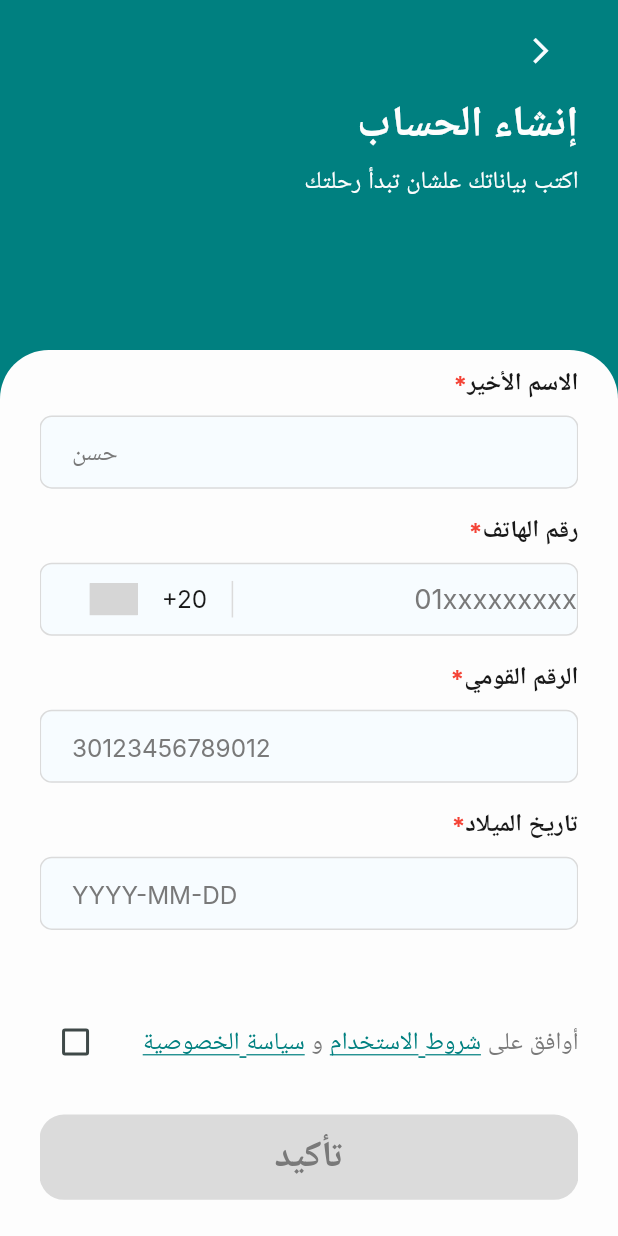
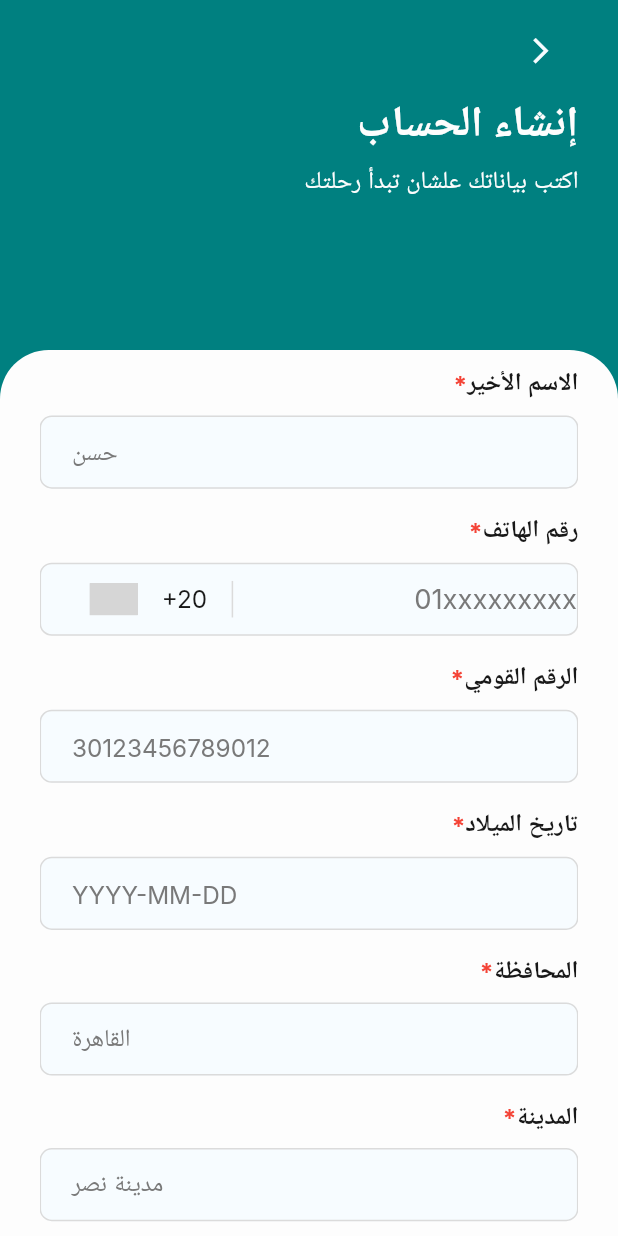
Before and after one commit to Jameya-org/jameya-flutter, a Flutter app: the CreateAccountView screen opened by its route, scrolled down 120 dp, on a phone screen of 412 x 824 dp. Run offline on Flutter 3.47's test engine with Material 3 defaults, Android fonts, the phone set to English and light mode, and no system bars; drawn by our look-alikes of country_code_picker; our stand-ins replace dio, email_validator, file_picker, flutter_bloc, flutter_screenutil, flutter_secure_storage and 5 more; accounts and stored records are empty; Roboto replaces fonts that are missing (Inter); grey boxes are pictures that could not be loaded.

Commit message:
feat(create-account): add address fields to account creation form and update validation

```diff
--- a/lib/features/auth/presentation/views/create_account_view.dart
+++ b/lib/features/auth/presentation/views/create_account_view.dart
@@ -31,6 +31,9 @@ class _CreateAccountViewState extends State<CreateAccountView> {
   String countryCode = '+20';
   final nationalIdController = TextEditingController();
   final birthDateController = TextEditingController();
+  final governorateController = TextEditingController();
+  final cityController = TextEditingController();
+  final streetAddressController = TextEditingController();
 
   bool _acceptedTerms = false;
   bool _isButtonEnabled = false;
@@ -44,6 +47,9 @@ class _CreateAccountViewState extends State<CreateAccountView> {
     phoneController.addListener(_validateForm);
     nationalIdController.addListener(_validateForm);
     birthDateController.addListener(_validateForm);
+    governorateController.addListener(_validateForm);
+    cityController.addListener(_validateForm);
+    streetAddressController.addListener(_validateForm);
   }
 
   void _validateForm() {
@@ -53,6 +59,9 @@ class _CreateAccountViewState extends State<CreateAccountView> {
         phoneController.text.length == 11 &&
         nationalIdController.text.length == 14 &&
         birthDateController.text.isNotEmpty &&
+        governorateController.text.trim().isNotEmpty &&
+        cityController.text.trim().isNotEmpty &&
+        streetAddressController.text.trim().isNotEmpty &&
         _acceptedTerms;
 
     setState(() {
@@ -67,6 +76,9 @@ class _CreateAccountViewState extends State<CreateAccountView> {
     phoneController.dispose();
     nationalIdController.dispose();
     birthDateController.dispose();
+    governorateController.dispose();
+    cityController.dispose();
+    streetAddressController.dispose();
     super.dispose();
   }
 
@@ -137,6 +149,24 @@ class _CreateAccountViewState extends State<CreateAccountView> {
                           readOnly: true,
                           onTap: _selectDate,
                         ),
+                        SizedBox(height: 16.h),
+                        LabeledTextField(
+                          label: 'المحافظة',
+                          controller: governorateController,
+                          hintText: 'القاهرة',
+                        ),
+                        SizedBox(height: 16.h),
+                        LabeledTextField(
+                          label: 'المدينة',
+                          controller: cityController,
+                          hintText: 'مدينة نصر',
+                        ),
+                        SizedBox(height: 16.h),
+                        LabeledTextField(
+                          label: 'العنوان بالتفصيل',
+                          controller: streetAddressController,
+                          hintText: 'شارع الطيران، العمارة 15',
+                        ),
                         SizedBox(height: 50.h),
                         TermsCheckbox(
                           value: _acceptedTerms,
@@ -186,6 +216,9 @@ class _CreateAccountViewState extends State<CreateAccountView> {
         nationalId: nationalIdController.text,
         dateOfBirth: birthDateController.text,
         mobileNumber: mobileNumber,
+        governorate: governorateController.text.trim(),
+        city: cityController.text.trim(),
+        streetAddress: streetAddressController.text.trim(),
       );
 
       final cache = getIt<CacheHelper>();
```
Also changed, not shown: lib/features/auth/data/services/auth_service.dart (+6 -3 lines).
